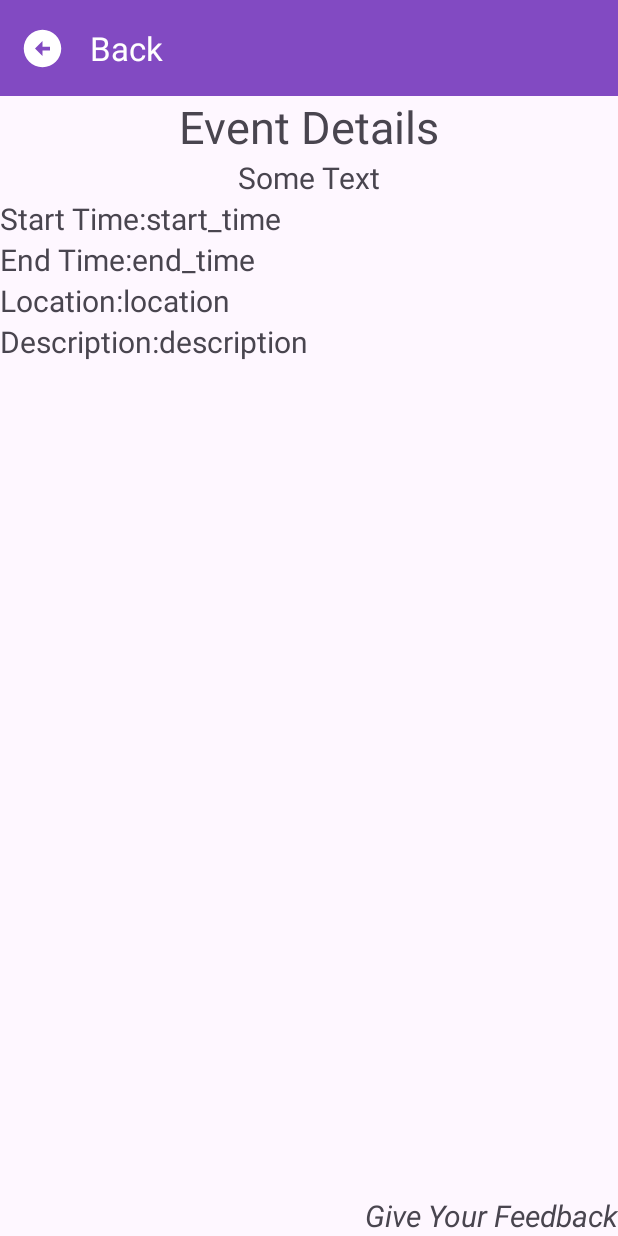
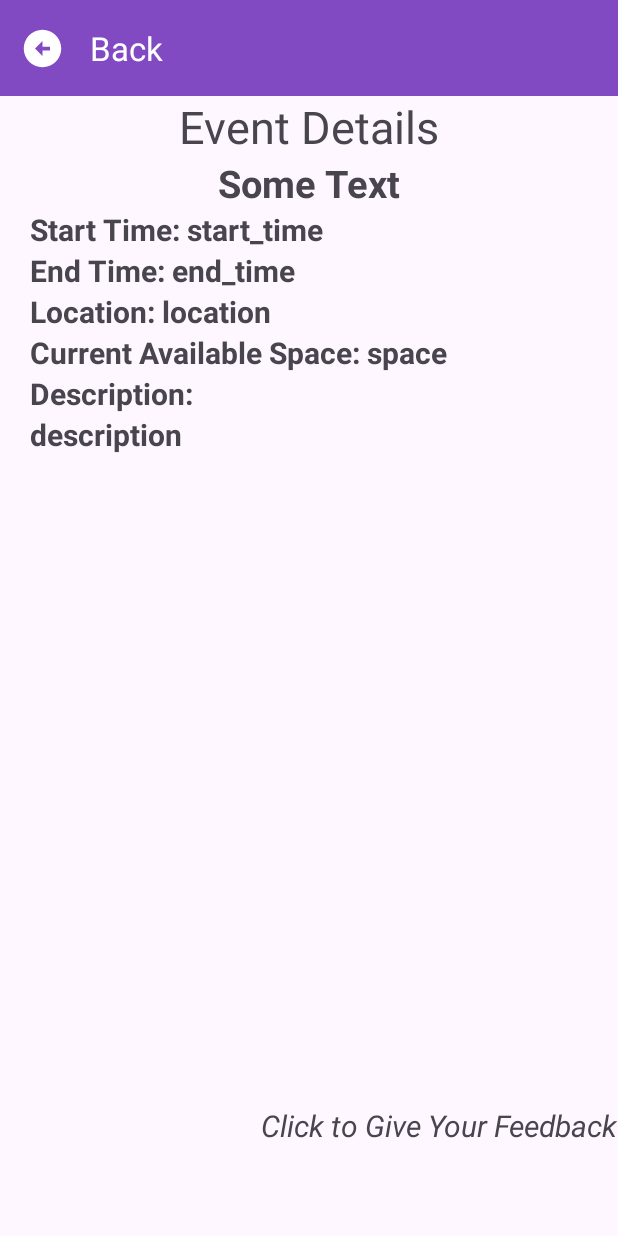
Before and after one commit to jieyinggong/b07-group15-Project, an Android app built with Jetpack Compose: the DetailedScheduledEventActivity screen opened directly, with no data from a screen before it, on a phone screen of 412 x 824 dp. Run offline under Robolectric (Android 15) with nearby library versions, the phone set to English and light mode, and no system bars; our stand-ins replace Firebase (no records; nobody signed in at launch, a user with empty details on screens opened directly).

Commit message:
Add Current Space Available in Detailed Event pages. Add back for some pages.

```diff
--- a/app/src/main/java/com/example/b07project/EventAdmin/DetailedEventHistory.java
+++ b/app/src/main/java/com/example/b07project/EventAdmin/DetailedEventHistory.java
@@ -42,6 +42,7 @@ public class DetailedEventHistory extends AppCompatActivity {
         TextView endTextView = findViewById(R.id.end_time_text_view);
         TextView locationTextView = findViewById(R.id.location_text_view);
         TextView descriptionTextView = findViewById(R.id.description_text_view);
+        TextView spaceTextView = findViewById(R.id.space_text_view);
 
         ReadSpecialOperation readSpecialItem = new ReadSpecialItem();
         String path = "Event";
@@ -56,12 +57,14 @@ public class DetailedEventHistory extends AppCompatActivity {
                     String start = event.startDateTime;
                     String end = event.endDateTime;
                     String location = event.location;
+                    String space = String.valueOf(event.CurrentAvailableSpace);
 
                     subjectTextView.setText(subject);
                     startTextView.setText(start);
                     endTextView.setText(end);
                     locationTextView.setText(location);
                     descriptionTextView.setText(content);
+                    spaceTextView.setText(space);
                 }
 
             }
--- a/app/src/main/java/com/example/b07project/EventAdmin/EventHistoryActivity.java
+++ b/app/src/main/java/com/example/b07project/EventAdmin/EventHistoryActivity.java
@@ -36,6 +36,9 @@ public class EventHistoryActivity extends AppCompatActivity {
     protected void onCreate(Bundle savedInstanceState) {
         super.onCreate(savedInstanceState);
         setContentView(R.layout.activity_event_history_admin);
+
+        //click back
+        findViewById(R.id.back_bar).setOnClickListener(v -> finish());
 
         listView = findViewById(R.id.my_list_view);
         dataList = new ArrayList<>();
--- a/app/src/main/java/com/example/b07project/EventAdmin/FeedbackList.java
+++ b/app/src/main/java/com/example/b07project/EventAdmin/FeedbackList.java
@@ -78,5 +78,7 @@ public class FeedbackList extends AppCompatActivity {
             }
         });
 
+        findViewById(R.id.back_bar).setOnClickListener(v -> finish());
+
     }
 }
--- a/app/src/main/java/com/example/b07project/LoginAndSignup/AdminRegisterActivity.java
+++ b/app/src/main/java/com/example/b07project/LoginAndSignup/AdminRegisterActivity.java
@@ -42,6 +42,8 @@ public class AdminRegisterActivity extends AppCompatActivity {
                 registerUser();
             }
         });
+
+        findViewById(R.id.back_bar).setOnClickListener(v -> finish());
     }
 
     private void registerUser() {
--- a/app/src/main/java/com/example/b07project/ScheduledEvents_studentview/DetailedScheduledEventActivity.java
+++ b/app/src/main/java/com/example/b07project/ScheduledEvents_studentview/DetailedScheduledEventActivity.java
@@ -39,6 +39,7 @@ public class DetailedScheduledEventActivity extends AppCompatActivity {
         TextView endTextView = findViewById(R.id.end_time_text_view);
         TextView locationTextView = findViewById(R.id.location_text_view);
         TextView descriptionTextView = findViewById(R.id.description_text_view);
+        TextView spaceTextView = findViewById(R.id.space_text_view);
 
         ReadSpecialOperation readSpecialItem = new ReadSpecialItem();
         String path = "Event";
@@ -53,12 +54,14 @@ public class DetailedScheduledEventActivity extends AppCompatActivity {
                     String start = event.startDateTime;
                     String end = event.endDateTime;
                     String location = event.location;
+                    String space = String.valueOf(event.CurrentAvailableSpace);
 
                     subjectTextView.setText(subject);
                     startTextView.setText(start);
                     endTextView.setText(end);
                     locationTextView.setText(location);
                     descriptionTextView.setText(content);
+                    spaceTextView.setText(space);
                 }
 
             }
--- a/app/src/main/res/layout/activity_detailed_scheduled_event.xml
+++ b/app/src/main/res/layout/activity_detailed_scheduled_event.xml
@@ -31,7 +31,8 @@
         android:layout_width="wrap_content"
         android:layout_height="wrap_content"
         android:text="Subject"
-        android:textSize="20sp"
+        android:textStyle="bold"
+        android:textSize="25sp"
         app:layout_constraintTop_toBottomOf="@+id/textView17"
         app:layout_constraintEnd_toEndOf="parent"
         app:layout_constraintStart_toStartOf="parent"
@@ -41,7 +42,9 @@
         android:id="@+id/textView18"
         android:layout_width="wrap_content"
         android:layout_height="wrap_content"
-        android:text="Start Time:"
+        android:text="Start Time: "
+        android:textStyle="bold"
+        android:layout_marginStart="20dp"
         android:textSize="20sp"
         app:layout_constraintStart_toStartOf="parent"
         app:layout_constraintTop_toBottomOf="@+id/subject_text_view" />
@@ -51,6 +54,7 @@
         android:layout_width="wrap_content"
         android:layout_height="wrap_content"
         android:text="start_time"
+        android:textStyle="bold"
         android:textSize="20sp"
         app:layout_constraintStart_toEndOf="@+id/textView18"
         app:layout_constraintTop_toBottomOf="@+id/subject_text_view" />
@@ -59,7 +63,9 @@
         android:id="@+id/textView19"
         android:layout_width="wrap_content"
         android:layout_height="wrap_content"
-        android:text="End Time:"
+        android:text="End Time: "
+        android:layout_marginStart="20dp"
+        android:textStyle="bold"
         android:textSize="20sp"
         app:layout_constraintStart_toStartOf="parent"
         app:layout_constraintTop_toBottomOf="@+id/textView18" />
@@ -68,6 +74,7 @@
         android:id="@+id/end_time_text_view"
         android:layout_width="wrap_content"
         android:layout_height="wrap_content"
+        android:textStyle="bold"
         android:text="end_time"
         android:textSize="20sp"
         app:layout_constraintStart_toEndOf="@+id/textView19"
@@ -77,7 +84,9 @@
         android:id="@+id/textView20"
         android:layout_width="wrap_content"
         android:layout_height="wrap_content"
-        android:text="Location:"
+        android:layout_marginStart="20dp"
+        android:textStyle="bold"
+        android:text="Location: "
         android:textSize="20sp"
         app:layout_constraintStart_toStartOf="parent"
         app:layout_constraintTop_toBottomOf="@+id/textView19" />
@@ -86,6 +95,7 @@
         android:id="@+id/location_text_view"
         android:layout_width="wrap_content"
         android:layout_height="wrap_content"
+        android:textStyle="bold"
         android:text="location"
         android:textSize="20sp"
         app:layout_constraintStart_toEndOf="@+id/textView20"
@@ -95,10 +105,12 @@
         android:id="@+id/textView21"
         android:layout_width="wrap_content"
         android:layout_height="wrap_content"
-        android:text="Description:"
+        android:layout_marginStart="20dp"
+        android:textStyle="bold"
+        android:text="Description: "
         android:textSize="20sp"
         app:layout_constraintStart_toStartOf="parent"
-        app:layout_constraintTop_toBottomOf="@+id/textView20" />
+        app:layout_constraintTop_toBottomOf="@+id/textView22" />
 
     <TextView
         android:id="@+id/description_text_view"
@@ -106,14 +118,39 @@
         android:layout_height="wrap_content"
         android:text="description"
         android:textSize="20sp"
-        app:layout_constraintStart_toEndOf="@+id/textView21"
+        android:textStyle="bold"
+        android:layout_marginStart="20dp"
+        app:layout_constraintStart_toStartOf="parent"
+        app:layout_constraintTop_toBottomOf="@+id/textView21" />
+
+    <TextView
+        android:id="@+id/textView22"
+        android:layout_width="wrap_content"
+        android:layout_height="wrap_content"
+        android:layout_marginStart="20dp"
+        android:textStyle="bold"
+        android:text="Current Available Space: "
+        android:textSize="20sp"
+        app:layout_constraintStart_toStartOf="parent"
+        app:layout_constraintTop_toBottomOf="@+id/textView20" />
+
+    <TextView
+        android:id="@+id/space_text_view"
+        android:layout_width="wrap_content"
+        android:layout_height="wrap_content"
+        android:textStyle="bold"
+        android:text="space"
+        android:textSize="20sp"
+        app:layout_constraintStart_toEndOf="@+id/textView22"
         app:layout_constraintTop_toBottomOf="@+id/location_text_view" />
+
 
     <TextView
         android:id="@+id/feedback"
         android:layout_width="wrap_content"
         android:layout_height="wrap_content"
-        android:text="Give Your Feedback"
+        android:layout_marginBottom="60dp"
+        android:text="Click to Give Your Feedback"
         android:textSize="20sp"
         android:textStyle="italic"
         app:layout_constraintBottom_toBottomOf="parent"
```
Also changed, not shown: app/src/main/res/layout/activity_detailed_event_history_admin.xml (+44 -7 lines), app/src/main/res/layout/activity_event_history_admin.xml (+7 -6 lines), app/src/main/res/layout/activity_feedback_listview_admin.xml (+7 -6 lines), app/src/main/res/layout/student_scheduled_event_listview.xml (+7 -6 lines).
